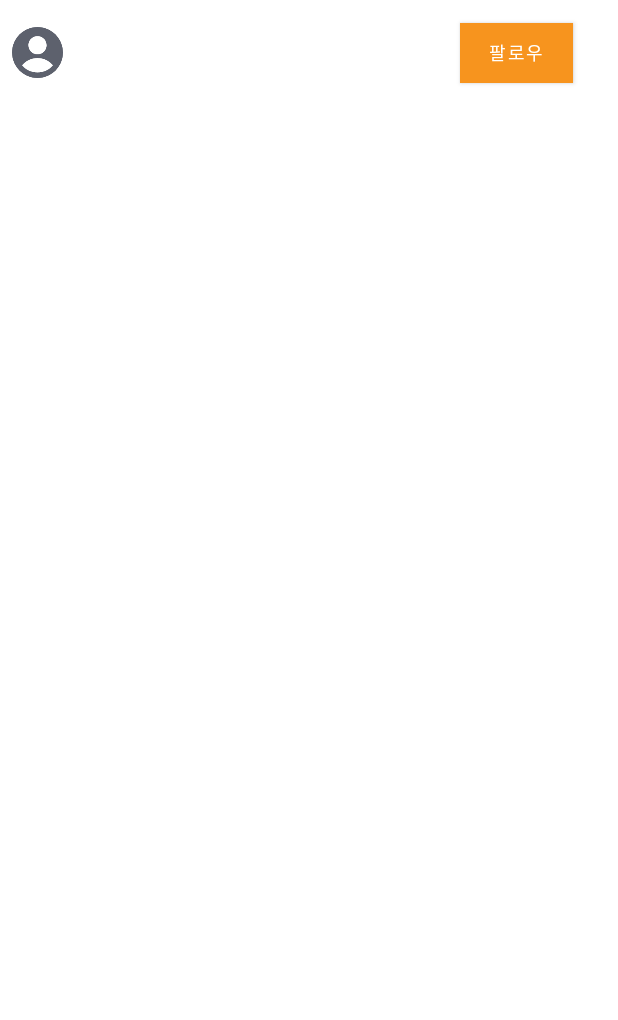
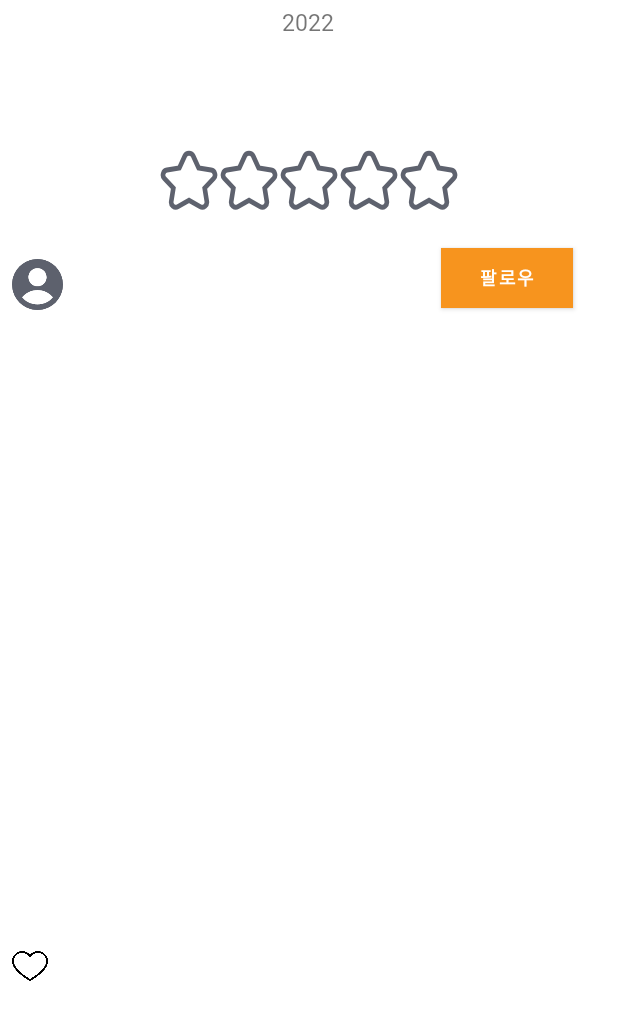
Before and after one commit to ezhyeok/immersionW2, an Android app: the layout review_rv.xml on its own in the app's theme, with its tools: preview values and no code run, on a phone screen of 412 x 824 dp. Shown: the top 1020 px of the screen. Run offline under Robolectric (Android 15) with nearby library versions, the phone set to English and light mode, and no system bars; plain views replace PhotoView.

Commit message:
07090155

```diff
--- a/app/build.gradle.kts
+++ b/app/build.gradle.kts
@@ -139,4 +139,6 @@ dependencies {
     implementation("com.android.support:exifinterface:27.0.2")
     //design library for Coordinator Layout
     implementation("com.android.support:design:27.0.2")
+    implementation("com.jakewharton.threetenabp:threetenabp:1.3.1")
+
 }
--- a/app/src/main/java/com/example/tab3/MyItem.kt
+++ b/app/src/main/java/com/example/tab3/MyItem.kt
@@ -6,4 +6,3 @@ data class MyItem(val profile: Int, val name: String, val number: String, var is
         isFavorite = !isFavorite
     }
 }
-data class ReviewItem(val reviewId:String, val reviewImg:String)
--- a/app/src/main/java/com/example/tab3/NewDiary.kt
+++ b/app/src/main/java/com/example/tab3/NewDiary.kt
@@ -112,6 +112,7 @@ class NewDiary: Fragment() {
             binding.favorite3.setImageResource(R.drawable.star_empty)
             binding.favorite4.setImageResource(R.drawable.star_empty)
             binding.favorite5.setImageResource(R.drawable.star_empty)
+            latestRating=1
         }
         binding.favorite2.setOnClickListener{
             binding.favorite1.setImageResource(R.drawable.star_filled)
@@ -119,6 +120,7 @@ class NewDiary: Fragment() {
             binding.favorite3.setImageResource(R.drawable.star_empty)
             binding.favorite4.setImageResource(R.drawable.star_empty)
             binding.favorite5.setImageResource(R.drawable.star_empty)
+            latestRating=2
         }
         binding.favorite3.setOnClickListener{
             binding.favorite1.setImageResource(R.drawable.star_filled)
@@ -126,6 +128,7 @@ class NewDiary: Fragment() {
             binding.favorite3.setImageResource(R.drawable.star_filled)
             binding.favorite4.setImageResource(R.drawable.star_empty)
             binding.favorite5.setImageResource(R.drawable.star_empty)
+            latestRating=3
         }
         binding.favorite4.setOnClickListener{
             binding.favorite1.setImageResource(R.drawable.star_filled)
@@ -133,6 +136,7 @@ class NewDiary: Fragment() {
             binding.favorite3.setImageResource(R.drawable.star_filled)
             binding.favorite4.setImageResource(R.drawable.star_filled)
             binding.favorite5.setImageResource(R.drawable.star_empty)
+            latestRating=4
         }
         binding.favorite5.setOnClickListener{
             binding.favorite1.setImageResource(R.drawable.star_filled)
@@ -140,6 +144,7 @@ class NewDiary: Fragment() {
             binding.favorite3.setImageResource(R.drawable.star_filled)
             binding.favorite4.setImageResource(R.drawable.star_filled)
             binding.favorite5.setImageResource(R.drawable.star_filled)
+            latestRating=5
         }
 
 
--- a/app/src/main/java/com/example/tab3/Profile.kt
+++ b/app/src/main/java/com/example/tab3/Profile.kt
@@ -13,3 +13,5 @@ data class ImageCopyResponse(
     val imgUrl: String?
 )
 data class permissionResponse(val allow: Boolean, val userInfo: Profile?)
+data class ReviewItem(val reviewId:String, val reviewImg:String)
+data class ReviewDetail(val uniqueId:String, val rating:String, val reviewContent:String, val createdAt: String, val restaurantName:String, val profile_img: String, val follow: String, val clientLike:String, val numLike:String)
--- a/app/src/main/java/com/example/tab3/ProfileAdapter.kt
+++ b/app/src/main/java/com/example/tab3/ProfileAdapter.kt
@@ -40,6 +40,9 @@ class ProfileAdapter(
     interface ImageClickListener {
         fun onImageClick(position: Int)
     }
+    fun getItemAtPosition(position: Int): ReviewItem? {
+        return if (position in 0 until itemCount) getItem(position) else null
+    }
 
     class ImageViewHolder(
         private val binding: ItemImageBinding,
--- a/app/src/main/res/layout/review_rv.xml
+++ b/app/src/main/res/layout/review_rv.xml
@@ -1,101 +1,211 @@
-<FrameLayout
-    xmlns:android="http://schemas.android.com/apk/res/android"
+<?xml version="1.0" encoding="utf-8"?>
+<androidx.constraintlayout.widget.ConstraintLayout xmlns:android="http://schemas.android.com/apk/res/android"
     xmlns:app="http://schemas.android.com/apk/res-auto"
-    xmlns:tools="http://schemas.android.com/tools"
     android:layout_width="match_parent"
+    android:id="@+id/singleReviewPage"
     android:layout_height="match_parent"
-    tools:context=".MainActivity">
+    android:clickable="true">
+    <View
+        android:id="@+id/whiteOverlay"
+        android:layout_width="0dp"
+        android:layout_height="0dp"
+        android:background="@android:color/white"
+        app:layout_constraintTop_toTopOf="parent"
+        app:layout_constraintBottom_toBottomOf="parent"
+        app:layout_constraintStart_toStartOf="parent"
+        app:layout_constraintEnd_toEndOf="parent"
+        android:clickable="true"
+        android:focusable="true" />
+    <LinearLayout
+        android:id="@+id/pInfo"
+        android:layout_width="match_parent"
+        android:layout_height="80dp"
+        android:orientation="horizontal"
+        android:background="#FFFFFF"
+        app:layout_constraintTop_toBottomOf="@id/ratingLayout">
 
-
-    <!-- 두 번째 레이아웃 -->
-    <androidx.constraintlayout.widget.ConstraintLayout
-        android:layout_width="match_parent"
-        android:layout_height="match_parent"
-        tools:context=".MainActivity"
-        android:visibility="visible"
-        android:id="@+id/originLayout">
-        <TextView
-            android:id="@+id/uName"
-            android:layout_width="150dp"
-            android:layout_height="35dp"
-            android:textSize="17sp"
-            android:textStyle="bold"
-            android:contentDescription="Add Photo"
-            app:layout_constraintTop_toTopOf="@id/pImage"
-            app:layout_constraintStart_toEndOf="@id/pImage"
-            android:layout_gravity="center"
-            android:background="?attr/selectableItemBackgroundBorderless"
-            android:padding="8dp"
-            android:layout_marginTop="7dp"
-            />
-
-        <Button
-            android:id="@+id/followingButton"
-            android:layout_width="75dp"
-            android:layout_height="40dp"
-            android:text="팔로우"
-            android:textSize="12sp"
-            android:background="@color/teal_200"
-            android:textColor="@android:color/white"
-            app:layout_constraintEnd_toEndOf="parent"
-            app:layout_constraintTop_toTopOf="@id/pImage"
-            android:layout_marginTop="5dp"
-            android:layout_marginEnd="30dp"
-
-            />
         <ImageButton
-            android:id="@+id/pImage"
+            android:id="@+id/rImage"
             android:layout_width="50dp"
             android:layout_height="50dp"
             android:src="@drawable/ic_person"
             android:contentDescription="Add Photo"
-            app:layout_constraintTop_toTopOf="parent"
-            app:layout_constraintStart_toStartOf="parent"
             android:layout_gravity="center"
             android:scaleType="centerCrop"
             android:background="?attr/selectableItemBackgroundBorderless"
             android:padding="8dp"
             android:layout_marginTop="10dp"/>
 
-        <ImageButton
-            android:id="@+id/deleteButton"
-            android:layout_width="56dp"
-            android:layout_height="56dp"
-            android:src="@drawable/circular_delete_button"
-            android:background="@drawable/circular_button"
-            app:layout_constraintBottom_toBottomOf="parent"
-            app:layout_constraintStart_toStartOf="parent"
-            android:layout_marginBottom="70dp"
-            android:layout_marginStart="20dp"
-            android:visibility="gone" />
+        <TextView
+            android:id="@+id/uName"
+            android:layout_width="0dp"
+            android:layout_height="35dp"
+            android:layout_weight="1"
+            android:textSize="17sp"
+            android:textStyle="bold"
+            android:contentDescription="Add Photo"
+            android:layout_gravity="center"
+            android:background="?attr/selectableItemBackgroundBorderless"
+            android:padding="8dp"
+            android:layout_marginTop="7dp"/>
+
+        <Button
+            android:id="@+id/followingButton"
+            android:layout_width="wrap_content"
+            android:layout_height="40dp"
+            android:text="팔로우"
+            android:textSize="12sp"
+            android:textStyle="bold"
+            android:visibility="visible"
+            android:background="@color/teal_200"
+            android:textColor="@android:color/white"
+            android:layout_gravity="center_vertical"
+            android:layout_marginTop="5dp"
+            android:layout_marginEnd="30dp"/>
+    </LinearLayout>
+
+    <LinearLayout
+        android:id="@+id/likeInfo"
+        android:layout_width="match_parent"
+        android:layout_height="40dp"
+        android:orientation="horizontal"
+        android:background="#FFFFFF"
+        app:layout_constraintTop_toBottomOf="@id/reviewImg"
+        app:layout_constraintStart_toStartOf="parent">
 
         <ImageButton
-            android:id="@+id/editButton"
-            android:layout_width="56dp"
-            android:layout_height="56dp"
-            android:src="@drawable/circular_zoom_button"
-            android:background="@drawable/circular_button"
+            android:id="@+id/rLike"
+            android:layout_width="40dp"
+            android:layout_height="40dp"
+            android:src="@drawable/heart_empty"
+            android:contentDescription="Add Photo"
+
+            android:layout_gravity="center"
+            android:scaleType="centerCrop"
+            android:background="?attr/selectableItemBackgroundBorderless"
+            android:padding="8dp"/>
+        <TextView
+            android:id="@+id/rlikeNum"
+            android:layout_width="match_parent"
+            android:layout_height="40dp"
+            android:textSize="20sp"
+            android:text=""
+            android:fontFamily="@font/madlogfont_bold"
+            android:layout_gravity="center"
+            android:background="?attr/selectableItemBackgroundBorderless"
+            android:padding="8dp"
+            />
+
+    </LinearLayout>
+    <TextView
+        android:id="@+id/rComment"
+        android:layout_width="0dp"
+        android:layout_height="0dp"
+        android:textSize="20sp"
+        android:text=""
+        android:contentDescription="Add Photo"
+        app:layout_constraintTop_toBottomOf="@id/likeInfo"
+        app:layout_constraintStart_toStartOf="parent"
+        app:layout_constraintEnd_toEndOf="parent"
         app:layout_constraintBottom_toBottomOf="parent"
-            app:layout_constraintEnd_toEndOf="parent"
-            android:layout_marginBottom="70dp"
-            android:layout_marginEnd="20dp"
-            android:visibility="gone"
+
+        android:layout_gravity="center"
+        android:background="?attr/selectableItemBackgroundBorderless"
+        android:padding="8dp"
         />
 
 
+    <LinearLayout
+        android:id="@+id/dateLayout"
+        android:layout_width="match_parent"
+        android:layout_height="30dp"
+        android:orientation="horizontal"
+        android:background="#FFFFFF"
+        android:layout_gravity="center"
+        android:gravity="center">
+        <TextView
+            android:layout_width="150dp"
+            android:layout_height="match_parent"
+            android:layout_gravity="center"
+            android:gravity="center"
+            android:id="@+id/dateName"
+            android:text="2022"
+            android:fontFamily="@font/madlogfont_bold"
+            android:textSize="15sp" />
+    </LinearLayout>
+
+    <LinearLayout
+        android:id="@+id/topLayout"
+        android:layout_width="match_parent"
+        android:layout_height="70dp"
+        android:orientation="horizontal"
+        android:background="#FFFFFF"
+        android:layout_gravity="center"
+        app:layout_constraintTop_toBottomOf="@id/dateLayout"
+        android:gravity="center">
+
+        <TextView
+            android:layout_width="150dp"
+            android:layout_height="match_parent"
+            android:layout_gravity="center"
+            android:gravity="center"
+            android:id="@+id/storeName"
+            android:text=""
+            android:fontFamily="@font/madlogfont_bold"
+            android:textSize="24sp" />
+
+    </LinearLayout>
+
+    <LinearLayout
+        android:id="@+id/ratingLayout"
+        android:layout_width="match_parent"
+        android:layout_height="40dp"
+        android:orientation="horizontal"
+        android:background="#FFFFFF"
+        app:layout_constraintTop_toBottomOf="@id/topLayout"
+        android:gravity="center">
+        <ImageView
+            android:id="@+id/favorite1"
+            android:layout_width="40dp"
+            android:layout_height="40dp"
+            android:layout_gravity="center"
+            android:src="@drawable/star_empty" />
+        <ImageView
+            android:id="@+id/favorite2"
+            android:layout_width="40dp"
+            android:layout_height="40dp"
+            android:layout_gravity="center"
+            android:src="@drawable/star_empty" />
+        <ImageView
+            android:id="@+id/favorite3"
+            android:layout_width="40dp"
+            android:layout_height="40dp"
+            android:layout_gravity="center"
+            android:src="@drawable/star_empty" />
+        <ImageView
+            android:id="@+id/favorite4"
+            android:layout_width="40dp"
+            android:layout_height="40dp"
+            android:layout_gravity="center"
+            android:src="@drawable/star_empty" />
+        <ImageView
+            android:id="@+id/favorite5"
+            android:layout_width="40dp"
+            android:layout_height="40dp"
+            android:layout_gravity="center"
+            android:src="@drawable/star_empty" />
+    </LinearLayout>
     <com.github.chrisbanes.photoview.PhotoView
-            android:id="@+id/imageRecyclerView"
+        android:id="@+id/reviewImg"
         android:layout_width="0dp"
         android:layout_height="0dp"
-            android:layout_marginTop="80dp"
-            android:layout_marginBottom="300dp"
+        android:layout_marginBottom="200dp"
         android:scaleType="centerInside"
         app:layout_constraintBottom_toBottomOf="parent"
         app:layout_constraintEnd_toEndOf="parent"
         app:layout_constraintHorizontal_bias="1.0"
         app:layout_constraintStart_toStartOf="parent"
-            app:layout_constraintTop_toTopOf="parent"
+        app:layout_constraintTop_toBottomOf="@id/pInfo"
         app:layout_constraintVertical_bias="1.0" />
 
 </androidx.constraintlayout.widget.ConstraintLayout>
-</FrameLayout>
```
Also changed, not shown: app/src/main/java/com/example/tab3/ApiService.kt (+12 -1 lines), app/src/main/java/com/example/tab3/ProfileFragment.kt (+18 -2 lines), app/src/main/java/com/example/tab3/reviewFragment.kt (added, +172 -0 lines), app/src/main/res/layout/profile_info.xml (+29 -60 lines), app/src/main/res/drawable/heart_empty.png (added), app/src/main/res/drawable/heart_filled.png (added). Lines whose indentation alone changed are shown as unchanged.
